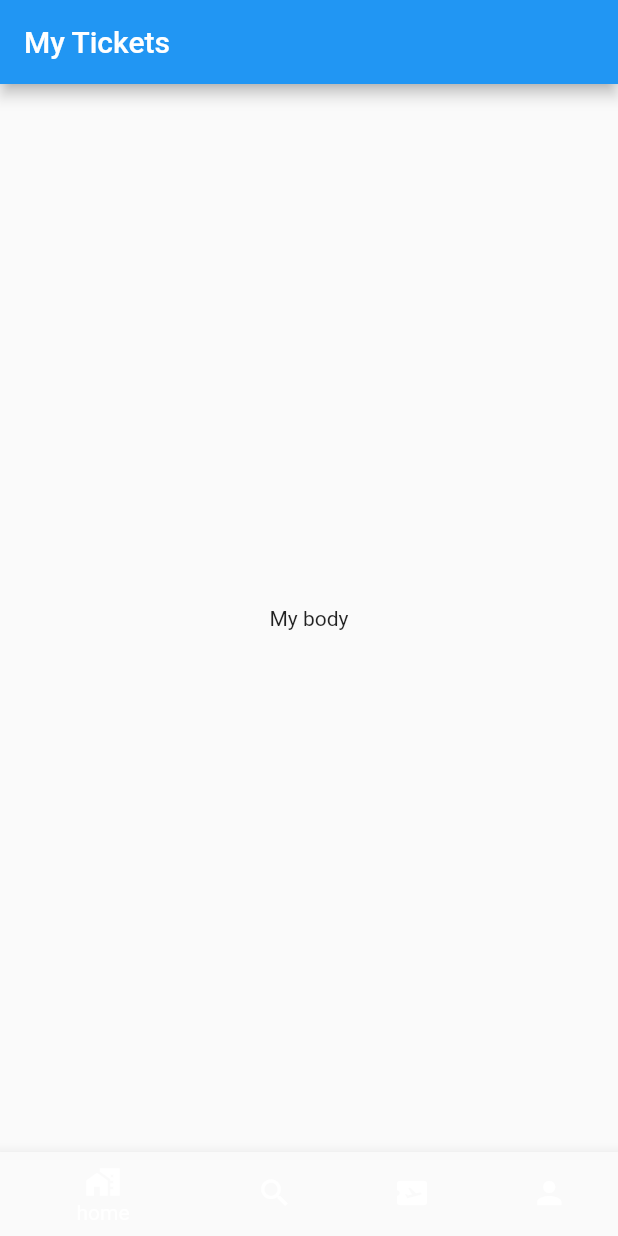
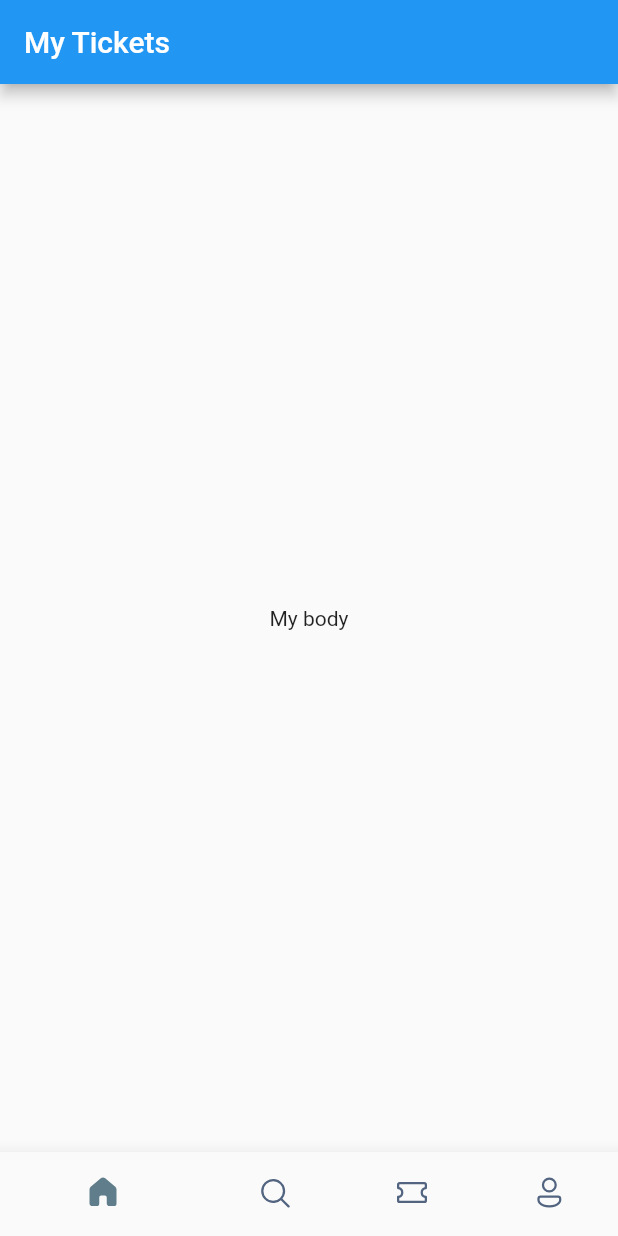
Before and after one commit to avi5079/ticket-booking-app, a Flutter app: the screen it shows after launch, on a phone screen of 412 x 824 dp. Run offline on Flutter 3.47's test engine with Material 2 defaults, Android fonts, the phone set to English and light mode, and no system bars; our stand-ins replace fluentui_icons.

Commit message:
bottom-navigation-bar

```diff
--- a/lib/screens/bottom_bar.dart
+++ b/lib/screens/bottom_bar.dart
@@ -1,3 +1,4 @@
+import 'package:fluentui_icons/fluentui_icons.dart';
 import 'package:flutter/material.dart';
 // import 'package:flutter/src/widgets/container.dart';
 // import 'package:flutter/src/widgets/framework.dart';
@@ -18,15 +19,29 @@ class _BottomBarState extends State<BottomBar> {
       ),
       body: const Center(child: Text("My body")),
       bottomNavigationBar: BottomNavigationBar(
+        elevation: 10,
+        showSelectedLabels: false,
+        showUnselectedLabels: false,
+        selectedItemColor: Colors.blueGrey,
+        unselectedItemColor: const Color(0xFF526480),
         items: const [
           BottomNavigationBarItem(
-            icon: Icon(Icons.maps_home_work_sharp),
-            label: "home",
+            icon: Icon(FluentSystemIcons.ic_fluent_home_regular),
+            activeIcon: Icon(FluentSystemIcons.ic_fluent_home_filled),
+            label: "Home",
           ),
-          BottomNavigationBarItem(icon: Icon(Icons.search), label: "Seach"),
           BottomNavigationBarItem(
-              icon: Icon(Icons.airplane_ticket), label: "Ticket"),
-          BottomNavigationBarItem(icon: Icon(Icons.person), label: "Profile"),
+              icon: Icon(FluentSystemIcons.ic_fluent_search_regular),
+              activeIcon: Icon(FluentSystemIcons.ic_fluent_search_filled),
+              label: "Search"),
+          BottomNavigationBarItem(
+              icon: Icon(FluentSystemIcons.ic_fluent_ticket_regular),
+              activeIcon: Icon(FluentSystemIcons.ic_fluent_ticket_filled),
+              label: "Tickets"),
+          BottomNavigationBarItem(
+              icon: Icon(FluentSystemIcons.ic_fluent_person_regular),
+              activeIcon: Icon(FluentSystemIcons.ic_fluent_person_filled),
+              label: "Profile"),
         ],
       ),
     );
```
Also changed, not shown: pubspec.yaml (+3 -4 lines), pubspec.lock.
